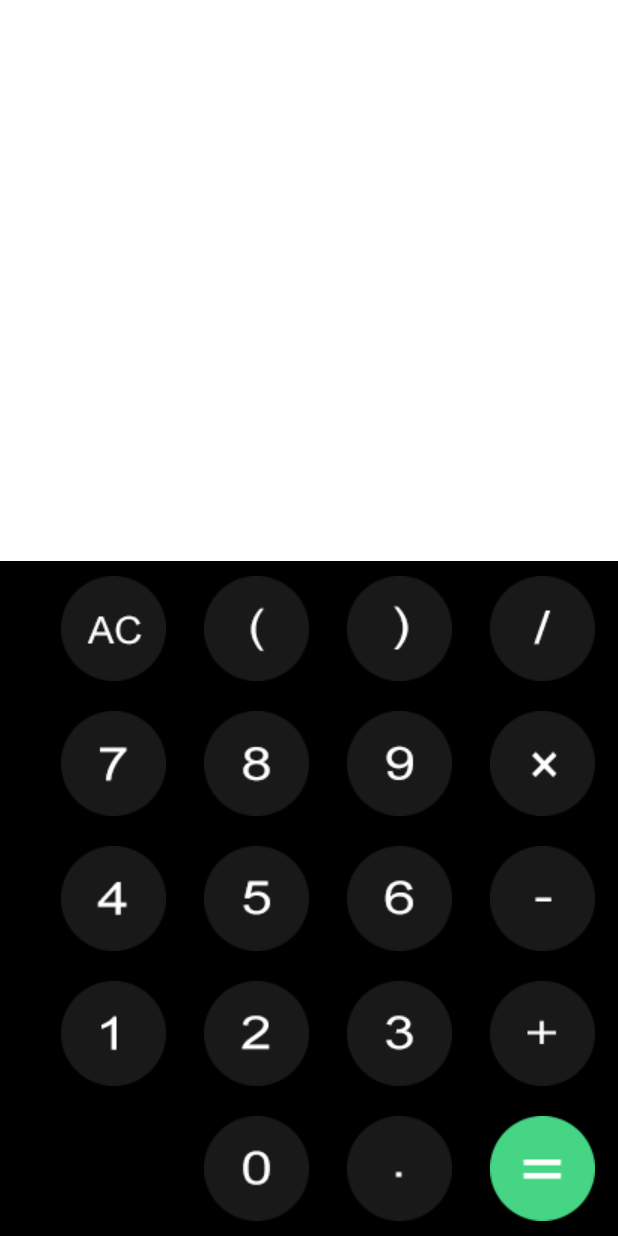
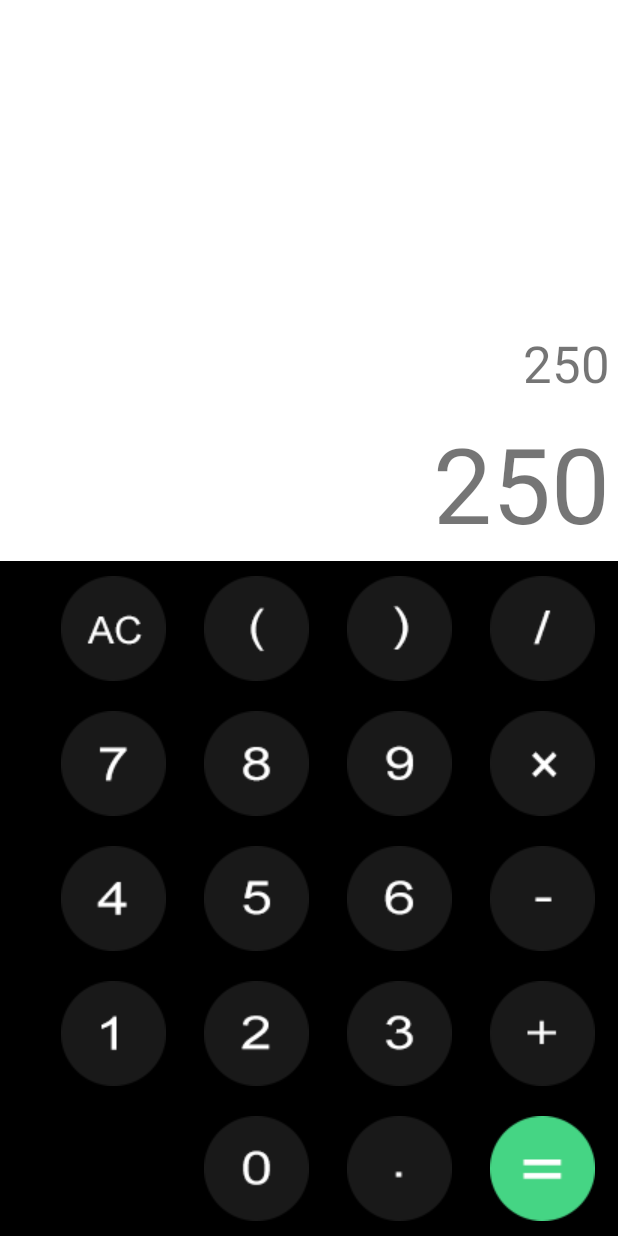
Before and after one commit to svontheweb/Calculator, an Android app: the screen it shows after launch (MainActivity), on a phone screen of 412 x 824 dp. Run offline under Robolectric (Android 15) with nearby library versions, the phone set to English and light mode, and no system bars.

Commit message:
made input and out text display as textView above numpad samples only not functionality

```diff
--- a/app/src/main/res/layout/activity_main.xml
+++ b/app/src/main/res/layout/activity_main.xml
@@ -6,7 +6,31 @@
     android:layout_height="match_parent"
     tools:context=".MainActivity">
 
+
+    <TextView
+        android:id="@+id/tvOutputTextDisplay"
+        android:layout_width="match_parent"
+        android:layout_height="wrap_content"
+        android:text="250"
+        android:textSize="34dp"
+        android:padding="5dp"
+        android:gravity="right"
+        android:layout_above="@+id/tvInputTextDisplay"
+        />
+
+    <TextView
+        android:id="@+id/tvInputTextDisplay"
+        android:layout_width="match_parent"
+        android:layout_height="wrap_content"
+        android:text="250"
+        android:textSize="70dp"
+        android:padding="5dp"
+        android:gravity="right"
+        android:layout_above="@+id/llFunctionality"
+        />
+
     <LinearLayout
+        android:id="@+id/llFunctionality"
         android:layout_width="match_parent"
         android:layout_height="wrap_content"
         android:background="@color/black"
```
